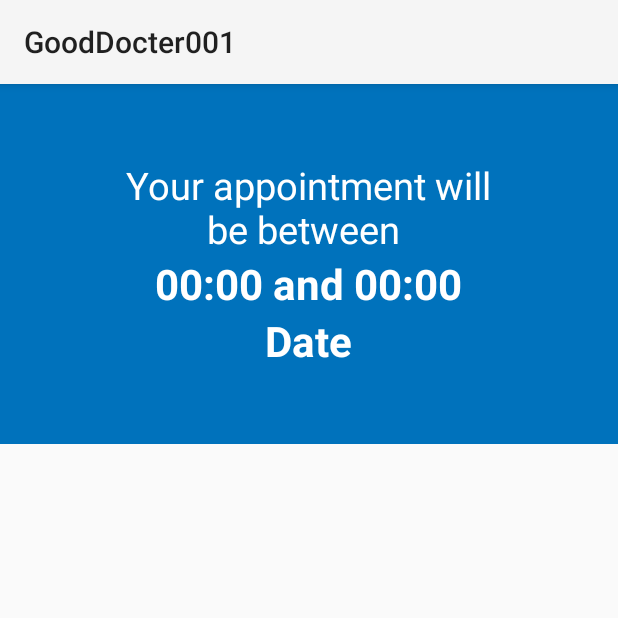
After one commit to Raafay76642/GoodDocter3.3, an Android app: the Booking screen opened directly, with no data from a screen before it, on a phone screen of 412 x 824 dp, the top half of it. The commit adds this screen. Run offline under Robolectric (Android 15) with nearby library versions, the phone set to English and light mode, and no system bars; our stand-ins replace Firebase (no records; nobody signed in at launch, a user with empty details on screens opened directly).

```diff
--- a/app/src/main/AndroidManifest.xml
+++ b/app/src/main/AndroidManifest.xml
@@ -4,7 +4,7 @@
 
     <uses-permission android:name="android.permission.INTERNET" />
     <uses-permission android:name="android.permission.ACCESS_NETWORK_STATE" />
-    <uses-permission android:name="android.permission.ACCESS_WIFI_STATE"/>
+    <uses-permission android:name="android.permission.ACCESS_WIFI_STATE" />
     <uses-permission android:name="android.permission.RECORD_AUDIO" />
     <uses-permission android:name="android.permission.MODIFY_AUDIO_SETTINGS" />
     <uses-permission android:name="android.permission.CAMERA" />
@@ -17,6 +17,7 @@
         android:roundIcon="@drawable/logo"
         android:supportsRtl="true"
         android:theme="@style/AppTheme">
+        <activity android:name=".Booking"></activity>
         <activity android:name=".Profile" />
         <activity android:name=".Apntments" />
         <activity android:name=".MainActivity">
@@ -31,7 +32,7 @@
         <activity android:name=".ChooseSpeciality" />
         <activity android:name=".DoctersList" />
         <activity android:name=".DetailActivity" />
-        <activity android:name=".Calling"/>
+        <activity android:name=".Calling" />
     </application>
 
 </manifest>
--- /dev/null
+++ b/app/src/main/java/com/example/aser/gooddocter001/Booking.java
@@ -0,0 +1,65 @@
+package com.example.aser.gooddocter001;
+
+import android.content.Intent;
+import android.support.v7.app.AppCompatActivity;
+import android.os.Bundle;
+import android.widget.TextView;
+
+import com.google.firebase.auth.FirebaseAuth;
+import com.google.firebase.database.DatabaseReference;
+import com.google.firebase.database.FirebaseDatabase;
+
+import java.sql.Time;
+import java.text.DateFormat;
+import java.text.ParseException;
+import java.text.SimpleDateFormat;
+import java.time.LocalTime;
+import java.time.format.DateTimeFormatter;
+import java.util.Calendar;
+import java.util.Date;
+
+public class Booking extends AppCompatActivity {
+    String time,dkey;
+    DatabaseReference mref;
+    FirebaseAuth firebaseAuth;
+    String Ukey;
+    TextView text_time;
+
+    @Override
+    protected void onCreate(Bundle savedInstanceState) {
+        super.onCreate(savedInstanceState);
+        setContentView(R.layout.activity_booking);
+        get_Intent();
+        text_time=(TextView)findViewById(R.id.show_time);
+        final long ONE_MINUTE_IN_MILLIS = 60000;//millisecs
+        DateFormat sdf = new SimpleDateFormat("hh:mm");
+        try {
+            // To get the date object from the string just called the
+            // parse method and pass the time string to it. This method
+            // throws ParseException if the time string is invalid.
+            // But remember as we don't pass the date information this
+            // date object will represent the 1st of january 1970.
+            Date date = sdf.parse(time);
+            long curTimeInMs = date.getTime();
+            Date afterAddingMins = new Date(curTimeInMs + (15 * ONE_MINUTE_IN_MILLIS));
+//            text_time.setText(afterAddingMins.toString());
+            String mytime = java.text.DateFormat.getTimeInstance().format(afterAddingMins);
+            text_time.setText(mytime.toString());
+
+
+        } catch (Exception e) {
+            e.printStackTrace();
+        }
+
+
+
+
+
+    }
+    public void get_Intent(){
+        Intent intent=getIntent();
+        time=intent.getStringExtra("time");
+        dkey=intent.getStringExtra("dkey");
+
+    }
+}
--- a/app/src/main/java/com/example/aser/gooddocter001/DetailActivity.java
+++ b/app/src/main/java/com/example/aser/gooddocter001/DetailActivity.java
@@ -1,5 +1,6 @@
 package com.example.aser.gooddocter001;
 
+import android.content.ClipData;
 import android.content.Intent;
 import android.support.annotation.NonNull;
 import android.support.annotation.Nullable;
@@ -10,6 +11,7 @@ import android.app.TimePickerDialog;
 import android.view.Menu;
 import android.view.MenuItem;
 import android.view.View;
+import android.widget.AdapterView;
 import android.widget.ArrayAdapter;
 import android.widget.Button;
 import android.widget.DatePicker;
@@ -64,6 +66,17 @@ public class DetailActivity extends AppCompatActivity implements
         timeSlot.setAdapter(arrayAdapter);
         Intent intent=getIntent();
         key=intent.getStringExtra("key");
+        timeSlot.setOnItemClickListener(new AdapterView.OnItemClickListener() {
+            @Override
+            public void onItemClick(AdapterView<?> parent, View view, int position, long id) {
+                    Intent intent=new Intent(DetailActivity.this,Booking.class);
+                    intent.putExtra("dkey",key);
+                    intent.putExtra("time",timeSlotlList.get(position));
+                    startActivity(intent);
+
+                }
+        });
+
 
 
 
@@ -95,6 +108,7 @@ public class DetailActivity extends AppCompatActivity implements
                             mref.addListenerForSingleValueEvent(new ValueEventListener() {
                                 @Override
                                 public void onDataChange(@NonNull DataSnapshot dataSnapshot) {
+                                    timeSlotlList.clear();
 
 
                                         String title1 = dataSnapshot.child("slot1").getValue(String.class);
@@ -134,24 +148,6 @@ public class DetailActivity extends AppCompatActivity implements
 
 
     }
-//    ValueEventListener valueEventListener = new ValueEventListener() {
-//        @Override
-//        public void onDataChange(DataSnapshot dataSnapshot) {
-//            if (dataSnapshot.exists()) {
-//                for (DataSnapshot snapshot : dataSnapshot.getChildren()) {
-//                    String data=dataSnapshot.getValue(String.class);
-//                    timeSlotlList.add(data);
-//
-//                }
-//                arrayAdapter.notifyDataSetChanged();
-//            }
-//        }
-//
-//        @Override
-//        public void onCancelled(DatabaseError databaseError) {
-//
-//        }
-//    };
 
 
 
--- /dev/null
+++ b/app/src/main/res/layout/activity_booking.xml
@@ -0,0 +1,51 @@
+<?xml version="1.0" encoding="utf-8"?>
+<LinearLayout xmlns:android="http://schemas.android.com/apk/res/android"
+    xmlns:app="http://schemas.android.com/apk/res-auto"
+    xmlns:tools="http://schemas.android.com/tools"
+    android:layout_width="match_parent"
+    android:layout_height="match_parent"
+    tools:context=".Booking">
+    <LinearLayout
+        android:layout_width="match_parent"
+        android:layout_height="wrap_content"
+        android:background="@color/blue">
+        <LinearLayout
+            android:layout_width="match_parent"
+            android:layout_height="wrap_content"
+            android:layout_gravity="center"
+            android:gravity="center"
+            android:orientation="vertical">
+        <TextView
+            android:layout_width="250dp"
+            android:layout_height="wrap_content"
+            android:text="Your appointment will be between "
+            android:textColor="@color/white"
+            android:textSize="25sp"
+            android:gravity="center"
+            android:layout_marginTop="50dp"
+            />
+            <TextView
+                android:layout_width="250dp"
+                android:layout_height="wrap_content"
+                android:text="00:00 and 00:00"
+                android:textColor="@color/white"
+                android:textSize="28sp"
+                android:gravity="center"
+                android:textStyle="bold"
+                android:id="@+id/show_time"
+                />
+            <TextView
+                android:layout_width="250dp"
+                android:layout_height="wrap_content"
+                android:text="Date"
+                android:textColor="@color/white"
+                android:textSize="28sp"
+                android:gravity="center"
+                android:textStyle="bold"
+                android:layout_marginBottom="50dp"
+                />
+
+        </LinearLayout>
+    </LinearLayout>
+
+</LinearLayout>
--- a/app/src/main/res/values/strings.xml
+++ b/app/src/main/res/values/strings.xml
@@ -3,7 +3,7 @@
 
     <!-- TODO: Remove or change this placeholder text -->
     <string name="hello_blank_fragment">Hello blank fragment</string>
-    <array name="counteryName" >
+    <array name="counteryName">
         <item>Pakistan</item>
         <item>Ethopia</item>
         <item>India</item>
```
